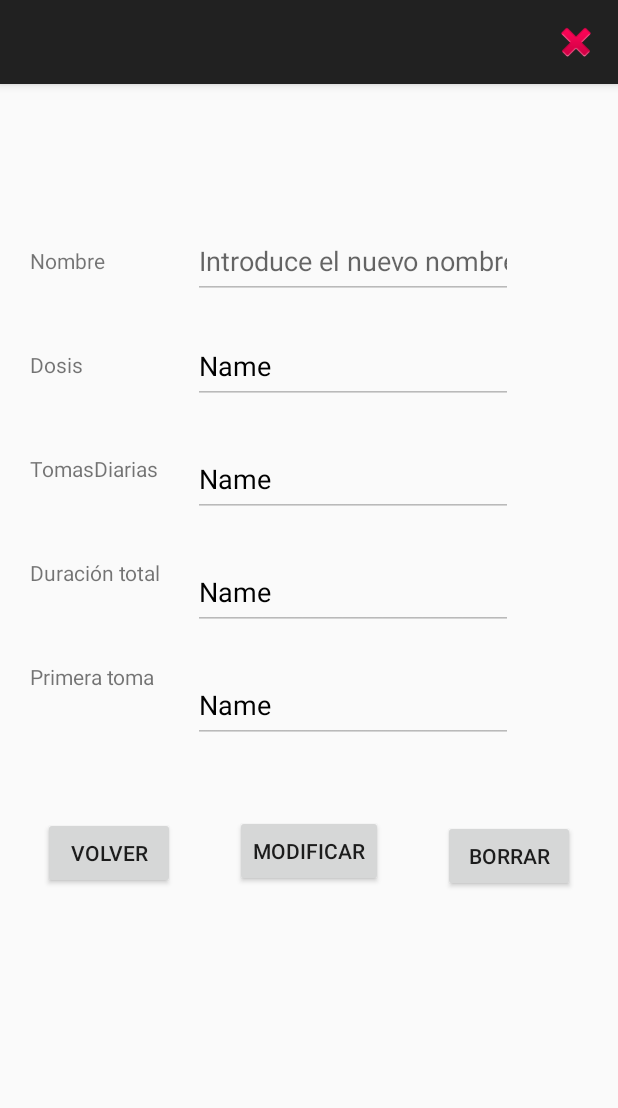
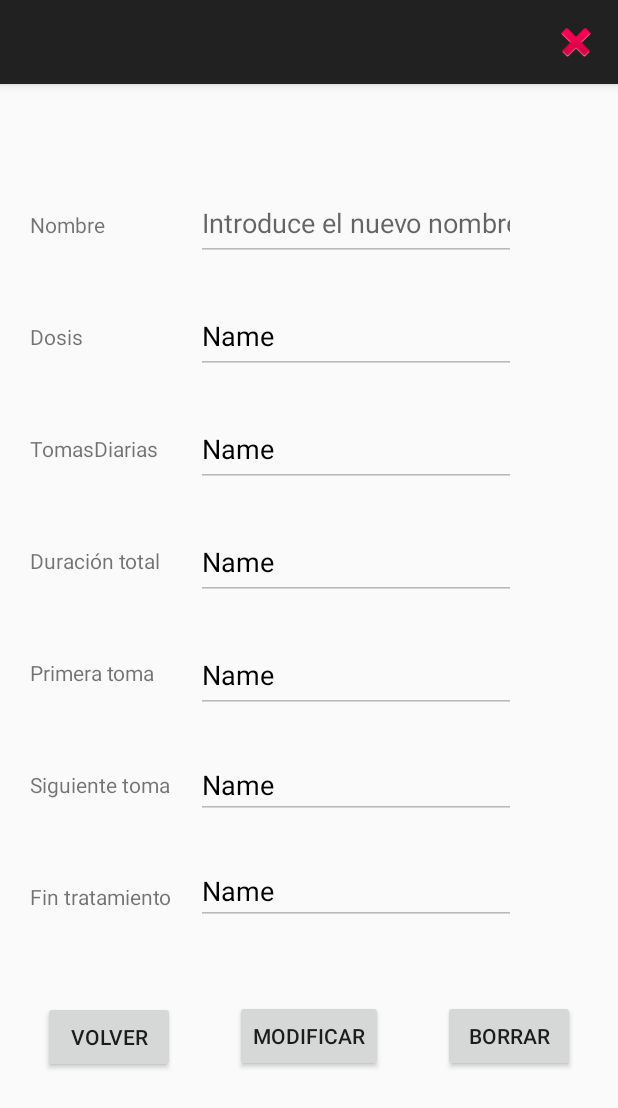
Before and after one commit to mgNNN/android-gestor, an Android app: the MedicamentosView screen opened directly, with no data from a screen before it, on a phone screen of 412 x 824 dp. Shown: the top 1108 px of the screen. Run offline under Robolectric (Android 15) with nearby library versions, the phone set to English and light mode, and no system bars.

Commit message:
Actualizacion medicamentos (logica de siguiente toma y fin de tratamiento)

```diff
--- a/app/src/main/java/es/ifp/gestorpersonal/MedicamentosActivity.java
+++ b/app/src/main/java/es/ifp/gestorpersonal/MedicamentosActivity.java
@@ -144,13 +144,9 @@ public class MedicamentosActivity extends AppCompatActivity {
                 }
             }
         });
-
-
     }
 
     public void loadMeds() {
-
-
         Request request = new Request.Builder()
                 .url(BASE_URL+userIDdef)
                 .build();
@@ -181,7 +177,6 @@ public class MedicamentosActivity extends AppCompatActivity {
                             // *********************************************************************
                             //    HACER LOGICA PARA INCLUIR ESTO  -->  meds.add(siguienteDosis);
                             // *********************************************************************
-
 //                            medsInfo.add(medic);
 //                            medsInfo.add(dosis);
 //                            medsInfo.add(dosisDia);
--- a/app/src/main/java/es/ifp/gestorpersonal/MedicamentosView.java
+++ b/app/src/main/java/es/ifp/gestorpersonal/MedicamentosView.java
@@ -21,6 +21,10 @@ import org.json.JSONException;
 import org.json.JSONObject;
 
 import java.io.IOException;
+import java.text.ParseException;
+import java.text.SimpleDateFormat;
+import java.util.Calendar;
+import java.util.Date;
 
 import okhttp3.Call;
 import okhttp3.Callback;
@@ -33,19 +37,22 @@ import okhttp3.Response;
 public class MedicamentosView extends AppCompatActivity {
 
     private Intent pasarPantallaMain;
-    private Intent pasarPantallaMod;
 
     protected TextView label1;
     protected TextView label2;
     protected TextView label3;
     protected TextView label4;
     protected TextView label5;
+    protected TextView label6;
+    protected TextView label7;
 
     protected EditText caja1;
     protected EditText caja2;
     protected EditText caja3;
     protected EditText caja4;
     protected EditText caja5;
+    protected EditText caja6;
+    protected EditText caja7;
 
     protected Button boton1;
     protected Button boton2;
@@ -53,16 +60,6 @@ public class MedicamentosView extends AppCompatActivity {
 
     private int userId;
     private int userIDdef;
-    private Bundle extras;
-    private String medNombre;
-    private String medDosis;
-    private String medNumTomas;
-    private String medDuracion;
-    private String medHoraDosis1;
-    private String itemId;
-
-    private String med;
-    private String[] partes;
     private Integer medID = -1;
 
     @Override
@@ -75,19 +72,23 @@ public class MedicamentosView extends AppCompatActivity {
         label3 = (TextView) findViewById(R.id.label3_med_view);
         label4 = (TextView) findViewById(R.id.label4_med_view);
         label5 = (TextView) findViewById(R.id.label5_med_view);
+        label6 = (TextView) findViewById(R.id.label6_med_view);
+        label7 = (TextView) findViewById(R.id.label7_med_view);
 
         caja1 = (EditText) findViewById(R.id.caja1_med_view);
         caja2 = (EditText) findViewById(R.id.caja2_med_mod3);
         caja3 = (EditText) findViewById(R.id.caja3_med_mod3);
         caja4 = (EditText) findViewById(R.id.caja4_med_mod3);
         caja5 = (EditText) findViewById(R.id.caja5_med_mod3);
+        caja6 = (EditText) findViewById(R.id.caja6_med_view);
+        caja7 = (EditText) findViewById(R.id.caja7_med_view);
 
         boton1 = (Button) findViewById(R.id.button1_med_view);
         boton2 = (Button) findViewById(R.id.button2_med_view);
         boton3 = (Button) findViewById(R.id.button3_med_view);
 
         pasarPantallaMain = new Intent(MedicamentosView.this, MedicamentosActivity.class);
-        //pasarPantallaMod = new Intent(MedicamentosView.this, MedicamentosModify.class);
+
         // Recuperar el userId de SharedPreferences
         SharedPreferences sharedPreferences = getSharedPreferences("MyAppPrefs", MODE_PRIVATE);
         userId = sharedPreferences.getInt("userId", -1);
@@ -101,6 +102,8 @@ public class MedicamentosView extends AppCompatActivity {
         caja3.setEnabled(false);
         caja4.setEnabled(false);
         caja5.setEnabled(false);
+        caja6.setEnabled(false);
+        caja7.setEnabled(false);
 
         Intent intent = getIntent();
         Medicamento medicamentoItem = (Medicamento) intent.getSerializableExtra("medicamento");
@@ -111,6 +114,7 @@ public class MedicamentosView extends AppCompatActivity {
             caja4.setText(medicamentoItem.getDuracionTratamiento());
             caja5.setText(medicamentoItem.getHoraPrimeraDosis());
             medID = medicamentoItem.getId(); // Asumiendo que Medicamento tiene un método getId()
+            calcularFechas(medicamentoItem);
         } else {
             Toast.makeText(this, "No se recibieron datos del medicamento", Toast.LENGTH_SHORT).show();
         }
@@ -124,22 +128,12 @@ public class MedicamentosView extends AppCompatActivity {
         });
 
         boton2.setOnClickListener(v -> {
-                    caja1.setEnabled(true);
-                    caja1.setCompoundDrawablesWithIntrinsicBounds(0, 0, android.R.drawable.ic_menu_edit, 0);
-                    caja2.setEnabled(true);
-                    caja2.setCompoundDrawablesWithIntrinsicBounds(0, 0, android.R.drawable.ic_menu_edit, 0);
-                    caja3.setEnabled(true);
-                    caja3.setCompoundDrawablesWithIntrinsicBounds(0, 0, android.R.drawable.ic_menu_edit, 0);
-                    caja4.setEnabled(true);
-                    caja4.setCompoundDrawablesWithIntrinsicBounds(0, 0, android.R.drawable.ic_menu_edit, 0);
-                    caja5.setEnabled(true);
-                    caja5.setCompoundDrawablesWithIntrinsicBounds(0, 0, android.R.drawable.ic_menu_edit, 0);
-                    boton2.setText("GUARDAR");
-                    boton2.setOnClickListener(z -> {
-                        updateMedicamento(medID, caja1.getText().toString(), caja2.getText().toString(), caja3.getText().toString(), caja4.getText().toString(), caja5.getText().toString());
-                    });
-                });
-
+            habilitarEdicion();
+            boton2.setText("GUARDAR");
+            boton2.setOnClickListener(z -> {
+                updateMedicamento(medID, caja1.getText().toString(), caja2.getText().toString(), caja3.getText().toString(), caja4.getText().toString(), caja5.getText().toString());
+            });
+        });
 
         boton3.setOnClickListener(v -> {
             // Confirmación de eliminación
@@ -203,6 +197,9 @@ public class MedicamentosView extends AppCompatActivity {
             modMedicamentoJson.put("dosisDia", caja3.getText().toString());
             modMedicamentoJson.put("duracionTratamiento", caja4.getText().toString());
             modMedicamentoJson.put("horaPrimeraDosis", caja5.getText().toString());
+
+            calcularFechas(new Medicamento(nombre, dosis, dosisDia, duracionTratamiento, horaPrimeraDosis, medicamentoId));
+
         } catch (JSONException e) {
             Toast.makeText(this, "Error al actualizar el medicamento", Toast.LENGTH_SHORT).show();
             throw new RuntimeException(e);
@@ -245,6 +242,55 @@ public class MedicamentosView extends AppCompatActivity {
             }
         });
     }
+    private void habilitarEdicion() {
+        caja1.setEnabled(true);
+        caja2.setEnabled(true);
+        caja3.setEnabled(true);
+        caja4.setEnabled(true);
+        caja5.setEnabled(true);
+        caja6.setEnabled(true);
+        caja7.setEnabled(true);
+    }
+    private void calcularFechas(Medicamento medicamento) {
+        try {
+            // Definir el formato para las horas
+            SimpleDateFormat sdfHora = new SimpleDateFormat("HH:mm:ss");
+            // Definir el formato para fecha y hora completa (dd/MM/yyyy HH:mm:ss)
+            SimpleDateFormat sdfFechaHora = new SimpleDateFormat("dd/MM/yyyy HH:mm:ss");
+
+            // Obtener la fecha y hora actual
+            Calendar calendar = Calendar.getInstance();
+
+            // Parsear la hora de la primera dosis (sin fecha) y establecerla en el calendario
+            Date horaPrimeraDosis = sdfHora.parse(medicamento.getHoraPrimeraDosis());
+
+            // Establecer la hora extraída en el calendario
+            calendar.set(Calendar.HOUR_OF_DAY, horaPrimeraDosis.getHours());
+            calendar.set(Calendar.MINUTE, horaPrimeraDosis.getMinutes());
+            calendar.set(Calendar.SECOND, horaPrimeraDosis.getSeconds());
+
+            int dosisPorDia = Integer.parseInt(medicamento.getDosisDia());
+            int duracionTratamiento = Integer.parseInt(medicamento.getDuracionTratamiento());
+
+            // Calcular la hora de la siguiente dosis
+            int intervalHoras = 24 / dosisPorDia;
+            calendar.add(Calendar.HOUR_OF_DAY, intervalHoras);
+            String siguienteDosis = sdfHora.format(calendar.getTime());
+            caja6.setText(siguienteDosis);
+
+            // Calcular el fin del tratamiento (añadir días de duración al tratamiento)
+            calendar.add(Calendar.DAY_OF_YEAR, duracionTratamiento);
+
+            // Formatear el fin del tratamiento con fecha y hora completa
+            String finTratamiento = sdfFechaHora.format(calendar.getTime());
+            caja7.setText(finTratamiento);
+
+        } catch (ParseException e) {
+            e.printStackTrace();
+            Toast.makeText(this, "Error al calcular fechas", Toast.LENGTH_SHORT).show();
+        }
+    }
+
     @Override
     public boolean onCreateOptionsMenu(Menu menu) {
         MenuInflater inflater = getMenuInflater();
--- a/app/src/main/res/layout/activity_medicamentos_view.xml
+++ b/app/src/main/res/layout/activity_medicamentos_view.xml
@@ -4,12 +4,73 @@
     android:layout_width="match_parent"
     android:layout_height="match_parent">
 
+    <Button
+        android:id="@+id/button3_med_view"
+        android:layout_width="wrap_content"
+        android:layout_height="wrap_content"
+        android:layout_marginStart="20dp"
+        android:layout_marginTop="50dp"
+        android:layout_marginEnd="50dp"
+        android:text="Borrar"
+        app:layout_constraintEnd_toEndOf="parent"
+        app:layout_constraintStart_toEndOf="@+id/button2_med_view"
+        app:layout_constraintTop_toBottomOf="@+id/caja7_med_view" />
+
+    <Button
+        android:id="@+id/button2_med_view"
+        android:layout_width="wrap_content"
+        android:layout_height="wrap_content"
+        android:layout_marginStart="20dp"
+        android:layout_marginTop="50dp"
+        android:layout_marginEnd="20dp"
+        android:text="Modificar"
+        app:layout_constraintEnd_toStartOf="@+id/button3_med_view"
+        app:layout_constraintStart_toEndOf="@+id/button1_med_view"
+        app:layout_constraintTop_toBottomOf="@+id/caja7_med_view" />
+
+    <Button
+        android:id="@+id/button1_med_view"
+        android:layout_width="wrap_content"
+        android:layout_height="wrap_content"
+        android:layout_marginStart="50dp"
+        android:layout_marginTop="60dp"
+        android:layout_marginEnd="20dp"
+        android:text="Volver"
+        app:layout_constraintEnd_toStartOf="@+id/button2_med_view"
+        app:layout_constraintStart_toStartOf="parent"
+        app:layout_constraintTop_toBottomOf="@+id/label7_med_view" />
+
+    <EditText
+        android:id="@+id/caja6_med_view"
+        android:layout_width="wrap_content"
+        android:layout_height="wrap_content"
+        android:layout_marginTop="25dp"
+        android:layout_marginEnd="68dp"
+        android:ems="10"
+        android:inputType="text"
+        android:text="Name"
+        android:textColor="#000000"
+        app:layout_constraintEnd_toEndOf="parent"
+        app:layout_constraintTop_toBottomOf="@+id/caja5_med_mod3" />
+
+    <TextView
+        android:id="@+id/label1_med_view"
+        android:layout_width="wrap_content"
+        android:layout_height="wrap_content"
+        android:layout_marginStart="20dp"
+        android:layout_marginTop="84dp"
+        android:layout_marginEnd="15dp"
+        android:text="Nombre"
+        app:layout_constraintEnd_toStartOf="@+id/caja1_med_mod"
+        app:layout_constraintStart_toStartOf="parent"
+        app:layout_constraintTop_toTopOf="parent" />
+
     <EditText
         android:id="@+id/caja1_med_view"
         android:layout_width="wrap_content"
         android:layout_height="50dp"
-        android:layout_marginTop="93dp"
-        android:layout_marginEnd="70dp"
+        android:layout_marginTop="68dp"
+        android:layout_marginEnd="68dp"
         android:ems="10"
         android:hint="Introduce el nuevo nombre del medicamento"
         android:inputType="text"
@@ -17,12 +78,61 @@
         app:layout_constraintEnd_toEndOf="parent"
         app:layout_constraintTop_toTopOf="parent" />
 
+    <EditText
+        android:id="@+id/caja3_med_mod3"
+        android:layout_width="wrap_content"
+        android:layout_height="50dp"
+        android:layout_marginTop="25dp"
+        android:layout_marginEnd="68dp"
+        android:ems="10"
+        android:inputType="text"
+        android:text="Name"
+        android:textColor="#000000"
+        app:layout_constraintEnd_toEndOf="parent"
+        app:layout_constraintTop_toBottomOf="@+id/caja2_med_mod3" />
+
+    <EditText
+        android:id="@+id/caja4_med_mod3"
+        android:layout_width="wrap_content"
+        android:layout_height="50dp"
+        android:layout_marginTop="25dp"
+        android:layout_marginEnd="68dp"
+        android:ems="10"
+        android:inputType="text"
+        android:text="Name"
+        android:textColor="#000000"
+        app:layout_constraintEnd_toEndOf="parent"
+        app:layout_constraintTop_toBottomOf="@+id/caja3_med_mod3" />
+
+    <TextView
+        android:id="@+id/label6_med_view"
+        android:layout_width="wrap_content"
+        android:layout_height="wrap_content"
+        android:layout_marginStart="20dp"
+        android:layout_marginTop="55dp"
+        android:text="Siguiente toma"
+        app:layout_constraintStart_toStartOf="parent"
+        app:layout_constraintTop_toBottomOf="@+id/label5_med_view" />
+
+    <EditText
+        android:id="@+id/caja5_med_mod3"
+        android:layout_width="wrap_content"
+        android:layout_height="50dp"
+        android:layout_marginTop="25dp"
+        android:layout_marginEnd="68dp"
+        android:ems="10"
+        android:inputType="text"
+        android:text="Name"
+        android:textColor="#000000"
+        app:layout_constraintEnd_toEndOf="parent"
+        app:layout_constraintTop_toBottomOf="@+id/caja4_med_mod3" />
+
     <TextView
         android:id="@+id/label4_med_view"
         android:layout_width="wrap_content"
         android:layout_height="wrap_content"
         android:layout_marginStart="20dp"
-        android:layout_marginTop="50dp"
+        android:layout_marginTop="55dp"
         android:text="Duración total"
         app:layout_constraintStart_toStartOf="parent"
         app:layout_constraintTop_toBottomOf="@+id/label3_med_view" />
@@ -32,27 +142,17 @@
         android:layout_width="wrap_content"
         android:layout_height="wrap_content"
         android:layout_marginStart="20dp"
-        android:layout_marginTop="50dp"
+        android:layout_marginTop="55dp"
         android:text="TomasDiarias"
         app:layout_constraintStart_toStartOf="parent"
         app:layout_constraintTop_toBottomOf="@+id/label2_med_view" />
-
-    <TextView
-        android:id="@+id/label5_med_view"
-        android:layout_width="wrap_content"
-        android:layout_height="wrap_content"
-        android:layout_marginStart="20dp"
-        android:layout_marginTop="50dp"
-        android:text="Primera toma"
-        app:layout_constraintStart_toStartOf="parent"
-        app:layout_constraintTop_toBottomOf="@+id/label4_med_view" />
 
     <EditText
         android:id="@+id/caja2_med_mod3"
         android:layout_width="wrap_content"
         android:layout_height="50dp"
-        android:layout_marginTop="20dp"
-        android:layout_marginEnd="70dp"
+        android:layout_marginTop="25dp"
+        android:layout_marginEnd="68dp"
         android:ems="10"
         android:inputType="text"
         android:text="Name"
@@ -61,100 +161,46 @@
         app:layout_constraintTop_toBottomOf="@+id/caja1_med_view" />
 
     <TextView
-        android:id="@+id/label1_med_view"
+        android:id="@+id/label5_med_view"
         android:layout_width="wrap_content"
         android:layout_height="wrap_content"
         android:layout_marginStart="20dp"
-        android:layout_marginTop="108dp"
-        android:layout_marginEnd="15dp"
-        android:text="Nombre"
-        app:layout_constraintEnd_toStartOf="@+id/caja1_med_mod"
+        android:layout_marginTop="55dp"
+        android:text="Primera toma"
         app:layout_constraintStart_toStartOf="parent"
-        app:layout_constraintTop_toTopOf="parent" />
-
-    <EditText
-        android:id="@+id/caja4_med_mod3"
-        android:layout_width="wrap_content"
-        android:layout_height="50dp"
-        android:layout_marginTop="25dp"
-        android:layout_marginEnd="70dp"
-        android:ems="10"
-        android:inputType="text"
-        android:text="Name"
-        android:textColor="#000000"
-        app:layout_constraintEnd_toEndOf="parent"
-        app:layout_constraintTop_toBottomOf="@+id/caja3_med_mod3" />
-
-    <EditText
-        android:id="@+id/caja5_med_mod3"
-        android:layout_width="wrap_content"
-        android:layout_height="50dp"
-        android:layout_marginTop="25dp"
-        android:layout_marginEnd="70dp"
-        android:ems="10"
-        android:inputType="text"
-        android:text="Name"
-        android:textColor="#000000"
-        app:layout_constraintEnd_toEndOf="parent"
-        app:layout_constraintTop_toBottomOf="@+id/caja4_med_mod3" />
+        app:layout_constraintTop_toBottomOf="@+id/label4_med_view" />
 
     <TextView
         android:id="@+id/label2_med_view"
         android:layout_width="wrap_content"
         android:layout_height="wrap_content"
         android:layout_marginStart="20dp"
-        android:layout_marginTop="50dp"
+        android:layout_marginTop="55dp"
         android:text="Dosis"
         app:layout_constraintStart_toStartOf="parent"
         app:layout_constraintTop_toBottomOf="@+id/label1_med_view" />
 
     <EditText
-        android:id="@+id/caja3_med_mod3"
+        android:id="@+id/caja7_med_view"
         android:layout_width="wrap_content"
-        android:layout_height="50dp"
+        android:layout_height="wrap_content"
         android:layout_marginTop="25dp"
-        android:layout_marginEnd="70dp"
+        android:layout_marginEnd="68dp"
         android:ems="10"
         android:inputType="text"
         android:text="Name"
         android:textColor="#000000"
         app:layout_constraintEnd_toEndOf="parent"
-        app:layout_constraintTop_toBottomOf="@+id/caja2_med_mod3" />
+        app:layout_constraintTop_toBottomOf="@+id/caja6_med_view" />
 
-    <Button
-        android:id="@+id/button3_med_view"
+    <TextView
+        android:id="@+id/label7_med_view"
         android:layout_width="wrap_content"
         android:layout_height="wrap_content"
         android:layout_marginStart="20dp"
-        android:layout_marginTop="51dp"
-        android:layout_marginEnd="50dp"
-        android:text="Borrar"
-        app:layout_constraintEnd_toEndOf="parent"
-        app:layout_constraintStart_toEndOf="@+id/button2_med_view"
-        app:layout_constraintTop_toBottomOf="@+id/caja5_med_mod3" />
-
-    <Button
-        android:id="@+id/button2_med_view"
-        android:layout_width="wrap_content"
-        android:layout_height="wrap_content"
-        android:layout_marginStart="20dp"
-        android:layout_marginTop="48dp"
-        android:layout_marginEnd="20dp"
-        android:text="Modificar"
-        app:layout_constraintEnd_toStartOf="@+id/button3_med_view"
-        app:layout_constraintStart_toEndOf="@+id/button1_med_view"
-        app:layout_constraintTop_toBottomOf="@+id/caja5_med_mod3" />
-
-    <Button
-        android:id="@+id/button1_med_view"
-        android:layout_width="wrap_content"
-        android:layout_height="wrap_content"
-        android:layout_marginStart="50dp"
-        android:layout_marginTop="84dp"
-        android:layout_marginEnd="20dp"
-        android:text="Volver"
-        app:layout_constraintEnd_toStartOf="@+id/button2_med_view"
+        android:layout_marginTop="55dp"
+        android:text="Fin tratamiento"
         app:layout_constraintStart_toStartOf="parent"
-        app:layout_constraintTop_toBottomOf="@+id/label5_med_view" />
+        app:layout_constraintTop_toBottomOf="@+id/label6_med_view" />
 
 </androidx.constraintlayout.widget.ConstraintLayout>
```
Also changed, not shown: app/src/main/java/es/ifp/gestorpersonal/Medicamento.java (+29 -1 lines), app/src/main/java/es/ifp/gestorpersonal/MedicamentosAdd.java (+4 -8 lines), app/src/main/java/es/ifp/gestorpersonal/MedicamentosModify.java (+22 -2 lines), app/src/main/res/layout/activity_medicamento.xml (+6 -6 lines), app/src/main/res/layout/activity_medicamentos_add.xml (+25 -55 lines), app/src/main/res/layout/activity_medicamentos_modify.xml (+53 -16 lines).
